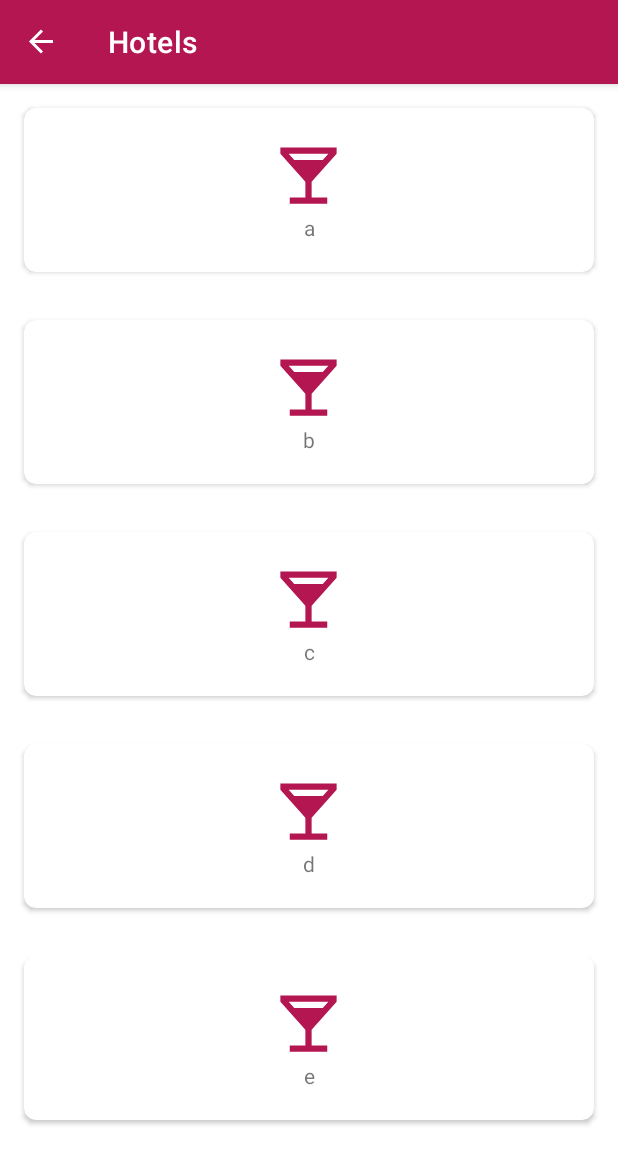
After one commit to nuwan-coder/wedding-planner, an Android app: the HotelFragment screen opened through its navigation route, on a phone screen of 412 x 824 dp. The commit adds this screen. Shown: the top 1164 px of the screen. Run offline under Robolectric (Android 15) with nearby library versions, the phone set to English and light mode, and no system bars; our stand-ins replace navigation-ui.

Commit message:
add hotel fragment

```diff
--- a/app/build.gradle
+++ b/app/build.gradle
@@ -1,6 +1,7 @@
 plugins {
     id 'com.android.application'
     id 'kotlin-android'
+    id 'kotlin-kapt'
 }
 
 android {
@@ -30,10 +31,14 @@ android {
     kotlinOptions {
         jvmTarget = '1.8'
     }
+    buildFeatures{
+        dataBinding = true
+    }
 }
 
 dependencies {
 
+    //noinspection GradleDependency
     implementation "org.jetbrains.kotlin:kotlin-stdlib:$kotlin_version"
     implementation 'androidx.core:core-ktx:1.3.2'
     implementation 'androidx.appcompat:appcompat:1.2.0'
@@ -42,7 +47,7 @@ dependencies {
     implementation 'androidx.legacy:legacy-support-v4:1.0.0'
     implementation 'androidx.navigation:navigation-fragment-ktx:2.3.2'
     implementation 'androidx.navigation:navigation-ui-ktx:2.3.2'
-    testImplementation 'junit:junit:4.+'
+    testImplementation 'junit:junit:4.13.1'
     androidTestImplementation 'androidx.test.ext:junit:1.1.2'
     androidTestImplementation 'androidx.test.espresso:espresso-core:3.3.0'
 }
--- a/app/src/main/java/com/example/weddingplanner/MainActivity.kt
+++ b/app/src/main/java/com/example/weddingplanner/MainActivity.kt
@@ -1,11 +1,29 @@
 package com.example.weddingplanner
 
+import android.app.Activity
+import android.os.Bundle
 import androidx.appcompat.app.AppCompatActivity
-import android.os.Bundle
+import androidx.navigation.NavController
+import androidx.navigation.fragment.NavHostFragment
+import androidx.navigation.ui.setupActionBarWithNavController
 
 class MainActivity : AppCompatActivity() {
+
+    private lateinit var navController: NavController
+
     override fun onCreate(savedInstanceState: Bundle?) {
         super.onCreate(savedInstanceState)
         setContentView(R.layout.activity_main)
+
+        val navHostFragment = supportFragmentManager
+                .findFragmentById(R.id.fragment) as NavHostFragment
+        navController = navHostFragment.navController
+
+        setupActionBarWithNavController(navController)
+
+    }
+
+    override fun onSupportNavigateUp(): Boolean {
+        return navController.navigateUp()||super.onSupportNavigateUp()
     }
 }
--- /dev/null
+++ b/app/src/main/java/com/example/weddingplanner/ui/HotelFragment.kt
@@ -0,0 +1,33 @@
+package com.example.weddingplanner.ui
+
+import android.os.Bundle
+import androidx.fragment.app.Fragment
+import android.view.LayoutInflater
+import android.view.View
+import android.view.ViewGroup
+import androidx.recyclerview.widget.LinearLayoutManager
+import androidx.recyclerview.widget.RecyclerView
+import com.example.weddingplanner.R
+import com.example.weddingplanner.ui.adapter.HotelRecyclerViewAdapter
+
+class HotelFragment : Fragment() {
+
+    private lateinit var recyclerView: RecyclerView
+
+    override fun onCreateView(inflater: LayoutInflater, container: ViewGroup?,
+                              savedInstanceState: Bundle?): View? {
+        // Inflate the layout for this fragment
+        return inflater.inflate(R.layout.fragment_hotel, container, false)
+    }
+
+    override fun onViewCreated(view: View, savedInstanceState: Bundle?) {
+        super.onViewCreated(view, savedInstanceState)
+
+        val hotelName = listOf("a","b","c","d","e")
+
+        recyclerView = view.findViewById(R.id.hotels_recycler_view)
+        recyclerView.adapter = HotelRecyclerViewAdapter(hotelName)
+        recyclerView.layoutManager = LinearLayoutManager(context)
+    }
+
+}
--- a/app/src/main/java/com/example/weddingplanner/ui/StartFragment.kt
+++ b/app/src/main/java/com/example/weddingplanner/ui/StartFragment.kt
@@ -1,21 +1,39 @@
 package com.example.weddingplanner.ui
 
 import android.os.Bundle
-import androidx.fragment.app.Fragment
+import android.util.Log
 import android.view.LayoutInflater
 import android.view.View
 import android.view.ViewGroup
-import androidx.recyclerview.widget.RecyclerView
+import androidx.fragment.app.Fragment
+import androidx.navigation.fragment.findNavController
 import com.example.weddingplanner.R
+import com.example.weddingplanner.databinding.FragmentStartBinding
+
 
 class StartFragment : Fragment() {
+
+    private lateinit var binding: FragmentStartBinding
 
     override fun onCreateView(
         inflater: LayoutInflater,
         container: ViewGroup?,
         savedInstanceState: Bundle?
     ): View? {
-        return inflater.inflate(R.layout.fragment_start,container,false)
+        binding = FragmentStartBinding.inflate(inflater,container,false)
+        return binding.root
+    }
+
+    override fun onViewCreated(view: View, savedInstanceState: Bundle?) {
+        super.onViewCreated(view, savedInstanceState)
+        binding.apply {
+            startFragment = this@StartFragment
+        }
+    }
+
+    fun onHotelButtonClick(){
+        Log.d("KEY","BUTTON WAS CLICK")
+        findNavController().navigate(R.id.action_startFragment_to_hotelFragment)
     }
 
 }
--- /dev/null
+++ b/app/src/main/java/com/example/weddingplanner/ui/adapter/HotelRecyclerViewAdapter.kt
@@ -0,0 +1,35 @@
+package com.example.weddingplanner.ui.adapter
+
+import android.view.LayoutInflater
+import android.view.View
+import android.view.ViewGroup
+import android.widget.ImageView
+import android.widget.TextView
+import androidx.recyclerview.widget.RecyclerView
+import com.example.weddingplanner.R
+
+class HotelRecyclerViewAdapter(private val hotelName:List<String>)
+    :RecyclerView.Adapter<HotelRecyclerViewAdapter.HotelRecyclerViewHolder>() {
+
+    class HotelRecyclerViewHolder(view:View):RecyclerView.ViewHolder(view){
+
+        val imageView:ImageView = view.findViewById(R.id.hotel_image_view)
+        val textView:TextView = view.findViewById(R.id.hotel_name_text_view)
+
+    }
+
+    override fun onCreateViewHolder(parent: ViewGroup, viewType: Int): HotelRecyclerViewHolder {
+        val layout = LayoutInflater.from(parent.context)
+                .inflate(R.layout.hotel_item,parent,false)
+
+        return HotelRecyclerViewHolder(layout)
+    }
+
+    override fun getItemCount(): Int = hotelName.size
+
+    override fun onBindViewHolder(holder: HotelRecyclerViewHolder, position: Int) {
+        holder.imageView.setImageResource(R.drawable.ic_hotels)
+        holder.textView.text = hotelName[position]
+    }
+
+}
--- /dev/null
+++ b/app/src/main/res/layout/fragment_hotel.xml
@@ -0,0 +1,13 @@
+<?xml version="1.0" encoding="utf-8"?>
+<FrameLayout xmlns:android="http://schemas.android.com/apk/res/android"
+    xmlns:tools="http://schemas.android.com/tools"
+    android:layout_width="match_parent"
+    android:layout_height="match_parent"
+    tools:context=".ui.HotelFragment">
+
+    <androidx.recyclerview.widget.RecyclerView
+        android:id="@+id/hotels_recycler_view"
+        android:layout_width="match_parent"
+        android:layout_height="match_parent" />
+
+</FrameLayout>
--- a/app/src/main/res/layout/fragment_start.xml
+++ b/app/src/main/res/layout/fragment_start.xml
@@ -1,33 +1,29 @@
 <?xml version="1.0" encoding="utf-8"?>
 
-<RelativeLayout xmlns:android="http://schemas.android.com/apk/res/android"
+<layout xmlns:android="http://schemas.android.com/apk/res/android"
     xmlns:app="http://schemas.android.com/apk/res-auto"
-    xmlns:tools="http://schemas.android.com/tools"
+    xmlns:tools="http://schemas.android.com/tools">
+
+    <data>
+        <variable
+            name="startFragment"
+            type="com.example.weddingplanner.ui.StartFragment" />
+    </data>
+
+    <RelativeLayout
         android:layout_width="match_parent"
         android:layout_height="match_parent"
         android:background="@drawable/cut_card_background"
         android:orientation="vertical"
         android:weightSum="10">
 
-    <TextView
-        android:id="@+id/textView"
-        android:layout_width="wrap_content"
-        android:layout_height="wrap_content"
-        android:layout_margin="12dp"
-        android:text="@string/start_fragment_name"
-        android:textColor="@color/black"
-        android:textSize="30sp"
-        android:textStyle="bold" />
-
         <GridLayout
             android:layout_width="match_parent"
             android:layout_height="match_parent"
-        android:layout_below="@+id/textView"
-        android:layout_marginLeft="20dp"
-        android:layout_marginRight="20dp"
-        android:layout_marginBottom="20dp"
+            android:layout_margin="20dp"
             android:columnCount="2"
-        android:rowCount="3">
+            android:rowCount="3"
+            tools:ignore="UselessParent">
 
             <androidx.cardview.widget.CardView
                 android:layout_width="120dp"
@@ -67,6 +63,7 @@
             </androidx.cardview.widget.CardView>
 
             <androidx.cardview.widget.CardView
+                android:onClick="@{() -> startFragment.onHotelButtonClick()}"
                 android:layout_width="120dp"
                 android:layout_height="wrap_content"
                 android:layout_row="0"
@@ -254,3 +251,4 @@
         </GridLayout>
 
     </RelativeLayout>
+</layout>
--- /dev/null
+++ b/app/src/main/res/layout/hotel_item.xml
@@ -0,0 +1,52 @@
+<?xml version="1.0" encoding="utf-8"?>
+<RelativeLayout xmlns:android="http://schemas.android.com/apk/res/android"
+    xmlns:tools="http://schemas.android.com/tools"
+    android:layout_width="match_parent"
+    android:layout_height="wrap_content"
+    xmlns:app="http://schemas.android.com/apk/res-auto">
+
+    <GridLayout
+        android:layout_width="match_parent"
+        android:layout_height="wrap_content"
+        android:rowCount="1"
+        android:columnCount="1"
+        android:padding="8dp"
+        tools:ignore="UselessParent">
+
+        <androidx.cardview.widget.CardView
+            android:layout_width="match_parent"
+            android:layout_height="wrap_content"
+            android:layout_gravity="center"
+            android:layout_margin="8dp"
+            app:cardCornerRadius="8dp"
+            app:layout_constraintStart_toStartOf="parent"
+            app:layout_constraintTop_toTopOf="parent">
+
+            <LinearLayout
+                android:layout_width="match_parent"
+                android:layout_height="wrap_content"
+                android:orientation="vertical"
+                android:padding="20dp"
+                android:gravity="center_horizontal|center_vertical"
+                tools:ignore="UseCompoundDrawables">
+
+                <ImageView
+                    android:id="@+id/hotel_image_view"
+                    android:layout_width="wrap_content"
+                    android:layout_height="wrap_content"
+                    android:src="@drawable/ic_hotels"
+                    android:contentDescription="@string/hotels" />
+                <TextView
+                    android:id="@+id/hotel_name_text_view"
+                    android:layout_width="match_parent"
+                    android:layout_height="wrap_content"
+                    android:text="@string/hotels"
+                    android:gravity="center_vertical|center_horizontal"/>
+
+            </LinearLayout>
+
+
+        </androidx.cardview.widget.CardView>
+
+    </GridLayout>
+</RelativeLayout>
--- a/app/src/main/res/navigation/nav_graph.xml
+++ b/app/src/main/res/navigation/nav_graph.xml
@@ -8,6 +8,15 @@
     <fragment
         android:id="@+id/startFragment"
         android:name="com.example.weddingplanner.ui.StartFragment"
-        android:label="fragment_start"
-        tools:layout="@layout/fragment_start" />
+        android:label="@string/app_name"
+        tools:layout="@layout/fragment_start">
+        <action
+            android:id="@+id/action_startFragment_to_hotelFragment"
+            app:destination="@id/hotelFragment" />
+    </fragment>
+    <fragment
+        android:id="@+id/hotelFragment"
+        android:name="com.example.weddingplanner.ui.HotelFragment"
+        android:label="@string/hotel_fragment_name"
+        tools:layout="@layout/fragment_hotel" />
 </navigation>
--- a/app/src/main/res/values/strings.xml
+++ b/app/src/main/res/values/strings.xml
@@ -7,5 +7,7 @@
     <string name="register">REGISTER</string>
     <string name="login">LOGIN</string>
     <string name="logout">LOGOUT</string>
-    <!-- TODO: Remove or change this placeholder text -->
+
+    <string name="hello_blank_fragment">Hello blank fragment</string>
+    <string name="hotel_fragment_name">Hotels</string>
 </resources>
--- a/app/src/main/res/values/themes.xml
+++ b/app/src/main/res/values/themes.xml
@@ -1,9 +1,9 @@
 <resources xmlns:tools="http://schemas.android.com/tools">
     <!-- Base application theme. -->
-    <style name="Theme.WeddingPlanner" parent="Theme.MaterialComponents.DayNight.NoActionBar">
+    <style name="Theme.WeddingPlanner" parent="Theme.MaterialComponents.DayNight.DarkActionBar">
         <!-- Primary brand color. -->
-        <item name="colorPrimary">@color/pink_600</item>
-        <item name="colorPrimaryVariant">@color/pink_950</item>
+        <item name="colorPrimary">@color/pink_950</item>
+        <item name="colorPrimaryVariant">@color/pink_600</item>
         <item name="colorOnPrimary">@color/white</item>
         <!-- Secondary brand color. -->
         <item name="colorSecondary">@color/purple_400</item>
```
Lines whose indentation alone changed are shown as unchanged.
